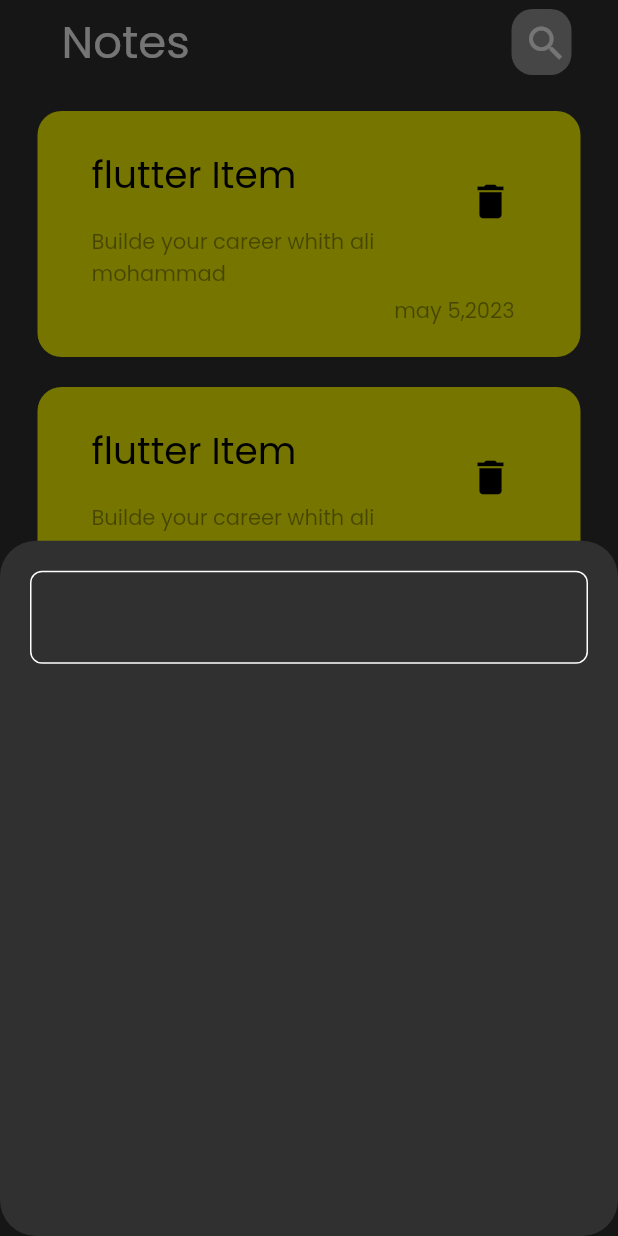
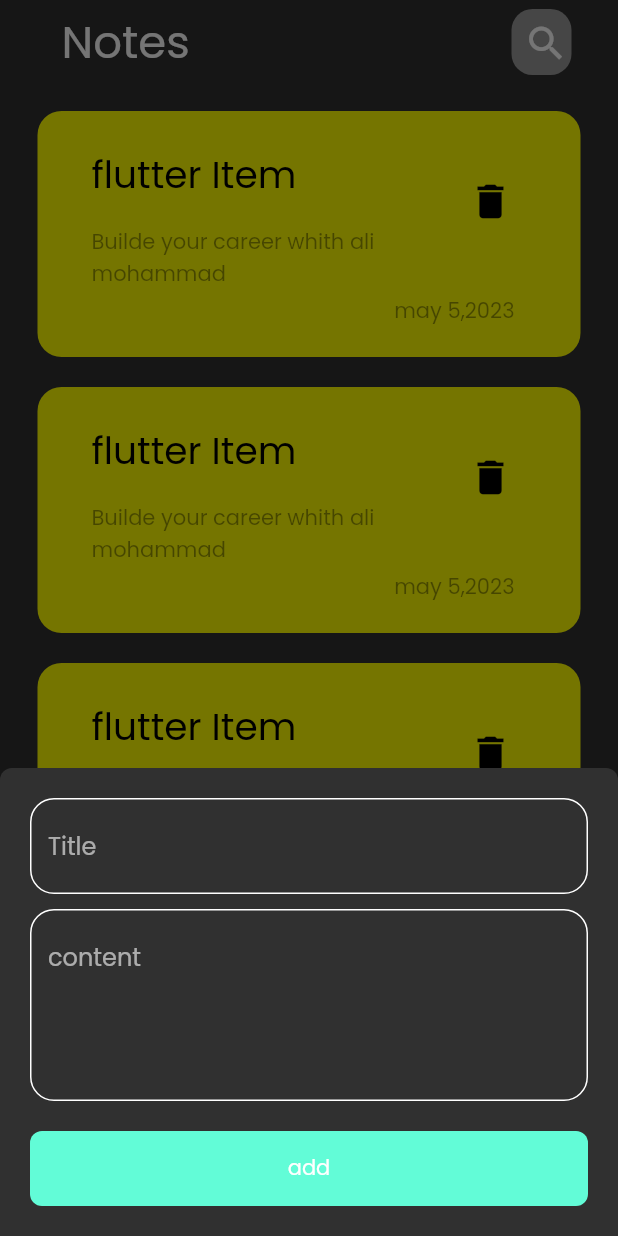
Before and after one commit to alimohammad88442/note_app, a Flutter app: the screen it shows after launch, after a tap on the "add" icon, on a phone screen of 412 x 824 dp. Run offline on Flutter 3.47's test engine with Material 2 defaults, Android fonts, the phone set to English and light mode, and no system bars.

Commit message:
finishe buttom sheet

```diff
--- a/lib/customs_widgets/add_note_bottom_sheet.dart
+++ b/lib/customs_widgets/add_note_bottom_sheet.dart
@@ -1,4 +1,5 @@
 import 'package:flutter/material.dart';
+import 'package:notsapp/customs_widgets/custom_button.dart';
 import 'package:notsapp/customs_widgets/custom_text_field.dart';
 
 class AddNoateBottomSheet extends StatelessWidget {
@@ -7,12 +8,22 @@ class AddNoateBottomSheet extends StatelessWidget {
   @override
   Widget build(BuildContext context) {
     return const Padding(
-      padding:  EdgeInsets.all(20.0),
-      child:  Column(
-        children: [
-          CustomTextField()
-        ],
+      padding: EdgeInsets.all(20.0),
+      child: SingleChildScrollView(
+        child: Column(
+          children: [
+            CustomTextField(text: 'Title'),
+            SizedBox(
+              height: 10,
+            ),
+            CustomTextField(text: 'content', height: 4),
+            SizedBox(
+              height: 20,
+            ),
+            CustomButton(),
+          ],
+        ),
       ),
-    ) ;
+    );
   }
 }
--- /dev/null
+++ b/lib/customs_widgets/custom_button.dart
@@ -0,0 +1,19 @@
+import 'package:flutter/material.dart';
+import 'package:notsapp/constantes.dart';
+
+class CustomButton extends StatelessWidget {
+  const CustomButton({super.key});
+
+  @override
+  Widget build(BuildContext context) {
+    return Container(
+      decoration: BoxDecoration(
+        color: kprimarycolor,
+        borderRadius: BorderRadius.circular(8)
+      ),
+      width: MediaQuery.of(context).size.width,
+      height: 50,
+      child:const Center(child: Text('add'),)
+    );
+  }
+}
--- a/lib/customs_widgets/custom_text_field.dart
+++ b/lib/customs_widgets/custom_text_field.dart
@@ -1,14 +1,16 @@
 import 'package:flutter/material.dart';
 import 'package:notsapp/constantes.dart';
-
 class CustomTextField extends StatelessWidget {
-  const CustomTextField({super.key});
-
+  const CustomTextField({super.key, required this.text, this.height = 1});
+  final String text;
+  final int height;
   @override
   Widget build(BuildContext context) {
     return TextField(
+      maxLines: height ,
       cursorColor: kprimarycolor,
       decoration: InputDecoration(
+        hintText: text,
         border: outlineborder(),
         enabledBorder: outlineborder(),
         focusedBorder: outlineborder(kprimarycolor),
@@ -18,8 +20,7 @@ class CustomTextField extends StatelessWidget {
 
   OutlineInputBorder outlineborder([Color]) {
     return OutlineInputBorder(
-        borderRadius: BorderRadius.circular(8),
-        borderSide: BorderSide(color:Color?? Colors.white)
-      );
+        borderRadius: BorderRadius.circular(16),
+        borderSide: BorderSide(color: Color ?? Colors.white));
   }
 }
--- a/lib/views/notes_view.dart
+++ b/lib/views/notes_view.dart
@@ -21,8 +21,9 @@ class NotesView extends StatelessWidget {
       floatingActionButton: FloatingActionButton(
         onPressed: () {
           showModalBottomSheet(
-              shape: RoundedRectangleBorder(
-                borderRadius: BorderRadius.circular(24),
+              shape: const RoundedRectangleBorder(
+                borderRadius: BorderRadius.only(
+                    topLeft: Radius.circular(8), topRight: Radius.circular(8),),
               ),
               context: context,
               builder: (context) {
```
